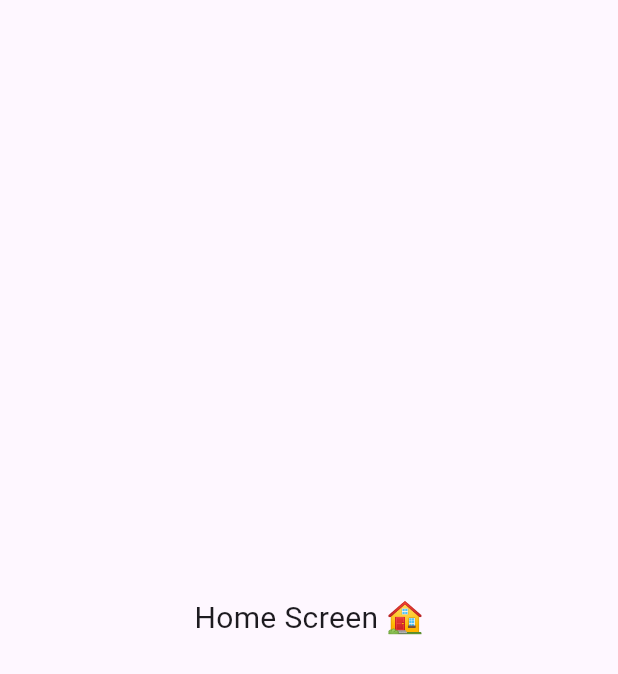
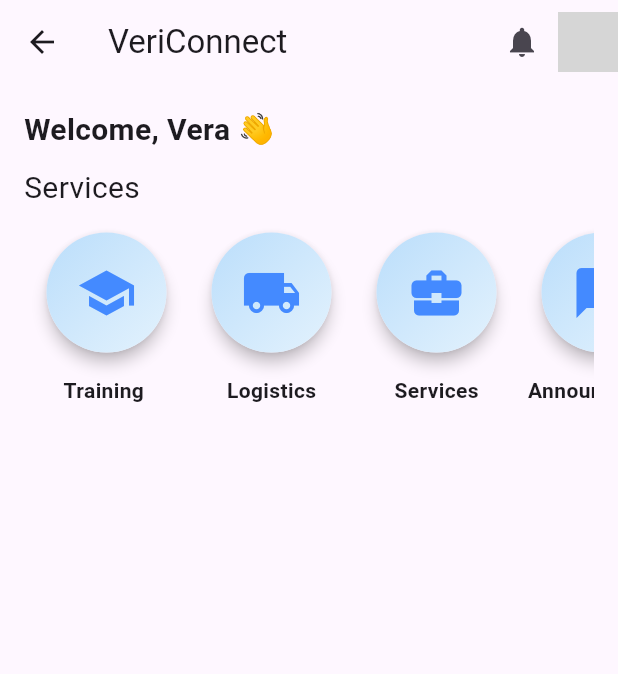
Before and after one commit to chrisokoriedev/vera_test, a Flutter app: the HomeScreen screen opened directly, on a phone screen of 412 x 824 dp. Shown: the top 674 px of the screen. Run offline on Flutter 3.47's test engine with Material 3 defaults, Android fonts, the phone set to English and light mode, and no system bars; our stand-ins replace animated_splash_screen, lottie, water_drop_nav_bar; grey boxes are pictures that could not be loaded.

Commit message:
Just did a random stuff on the home screen

```diff
--- a/lib/Home/home_screen.dart
+++ b/lib/Home/home_screen.dart
@@ -5,14 +5,106 @@ class HomeScreen extends StatelessWidget {
 
   @override
   Widget build(BuildContext context) {
-    return const Scaffold(
-      body: Column(
-        mainAxisAlignment: MainAxisAlignment.center,
+    return Scaffold(
+      appBar: AppBar(
+        title: const Text('VeriConnect'),
+        actions: [
+          IconButton(icon: Icon(Icons.notifications), onPressed: () {}),
+          CircleAvatar(backgroundImage: AssetImage('assets/profile.jpg')),
+        ],
+      ),
+      body: SingleChildScrollView(
+        child: Padding(
+          padding: const EdgeInsets.all(16),
+          child: Column(
+            crossAxisAlignment: CrossAxisAlignment.start,
 
-        children: [
-          Center(child: Text("Home Screen 🏠", style: TextStyle(fontSize: 20),))
-        ],
+            children: [
+              Text(
+                "Welcome, Vera 👋",
+                style: TextStyle(fontSize: 20, fontWeight: FontWeight.bold),
+              ),
+              SizedBox(height: 10),
+              Text("Services", style: TextStyle(fontSize: 20)),
+              SingleChildScrollView(
+                scrollDirection: Axis.horizontal,
+                child: Row(
+                  children:  [
+                    Column(
+                      children: [
+                        _FeatureCard(icon: Icons.school),
+                        Text("Training ", style: TextStyle(fontWeight: FontWeight.bold)),
+                      ],
+                    ),
+                    Column(
+                      children: [
+                        _FeatureCard(icon: Icons.local_shipping),
+                        Text("Logistics", style: TextStyle(fontWeight: FontWeight.bold),),
+                      ],
+                    ),
+                    Column(
+                      children: [
+                        _FeatureCard(icon: Icons.business_center),
+                        Text("Services",style: TextStyle(fontWeight: FontWeight.bold)),
+                      ],
+                    ),
+                    Column(
+                      children: [
+                        _FeatureCard(icon: Icons.announcement),
+                        Text("Announcments",style: TextStyle(fontWeight: FontWeight.bold)),
+                      ],
+                    ),
+                  ],
+                ),
+              ),
+              // Banners, Latest Updates etc.
+            ],
+          ),
+        ),
       ),
     );
   }
 }
+
+class _FeatureCard extends StatelessWidget {
+  final IconData icon;
+  // final String title;
+  final VoidCallback? onTap;
+
+  const _FeatureCard({
+    required this.icon,
+    // required this.title,
+    this.onTap,
+  });
+
+  @override
+  Widget build(BuildContext context) {
+    return GestureDetector(
+      onTap: onTap,
+      child: Card(
+        shape: RoundedRectangleBorder(borderRadius: BorderRadius.circular(40)),
+        elevation: 4,
+        margin: EdgeInsets.all(15),
+        child: Container(
+          width: 80,
+          height: 80,
+          decoration: BoxDecoration(
+            borderRadius: BorderRadius.circular(40),
+            gradient: LinearGradient(
+              colors: [Colors.blue.shade100, Colors.blue.shade50],
+              begin: Alignment.topLeft,
+              end: Alignment.bottomRight,
+            ),
+          ),
+          child: Column(
+            mainAxisAlignment: MainAxisAlignment.center,
+            children: [
+              Icon(icon, size: 40, color: Colors.blueAccent),
+
+            ],
+          ),
+        ),
+      ),
+    );
+  }
+}
```
